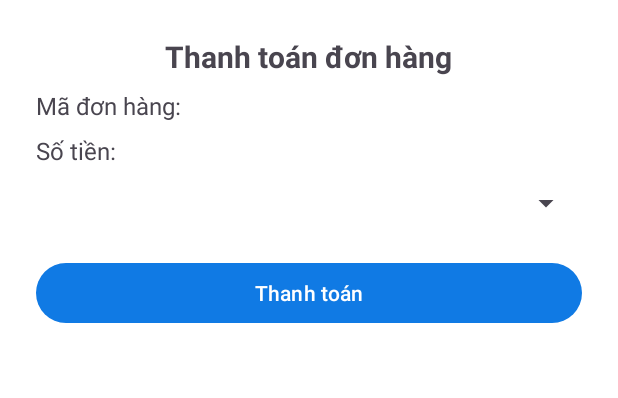
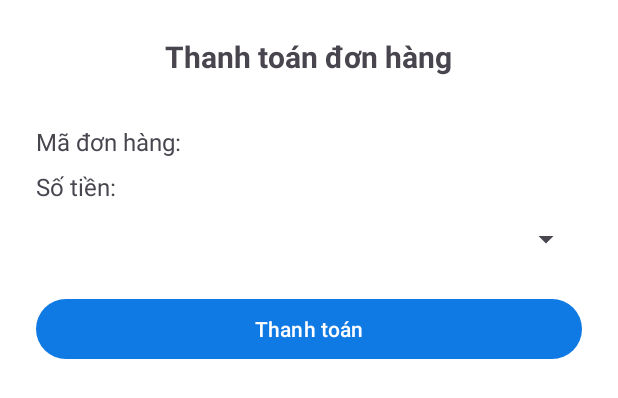
Before and after one commit to thh1809/milkstore, an Android app: the layout activity_payment.xml on its own in the app's theme, with its tools: preview values and no code run, on a phone screen of 412 x 824 dp. Shown: the top 398 px of the screen. Run offline under Robolectric (Android 15) with nearby library versions, the phone set to English and light mode, and no system bars.

Commit message:
Your commit message

```diff
--- a/app/src/main/res/layout/activity_payment.xml
+++ b/app/src/main/res/layout/activity_payment.xml
@@ -14,7 +14,8 @@
         android:textSize="20sp"
         android:textStyle="bold"
         android:layout_gravity="center_horizontal"
-        android:marginBottom="24dp"/>
+        android:layout_marginBottom="24dp"/>
+
 
 
     <TextView
```
Also changed, not shown: app/src/main/java/com/milkstoremobile_fronend/api/ApiClient.java (+9 -45 lines).
